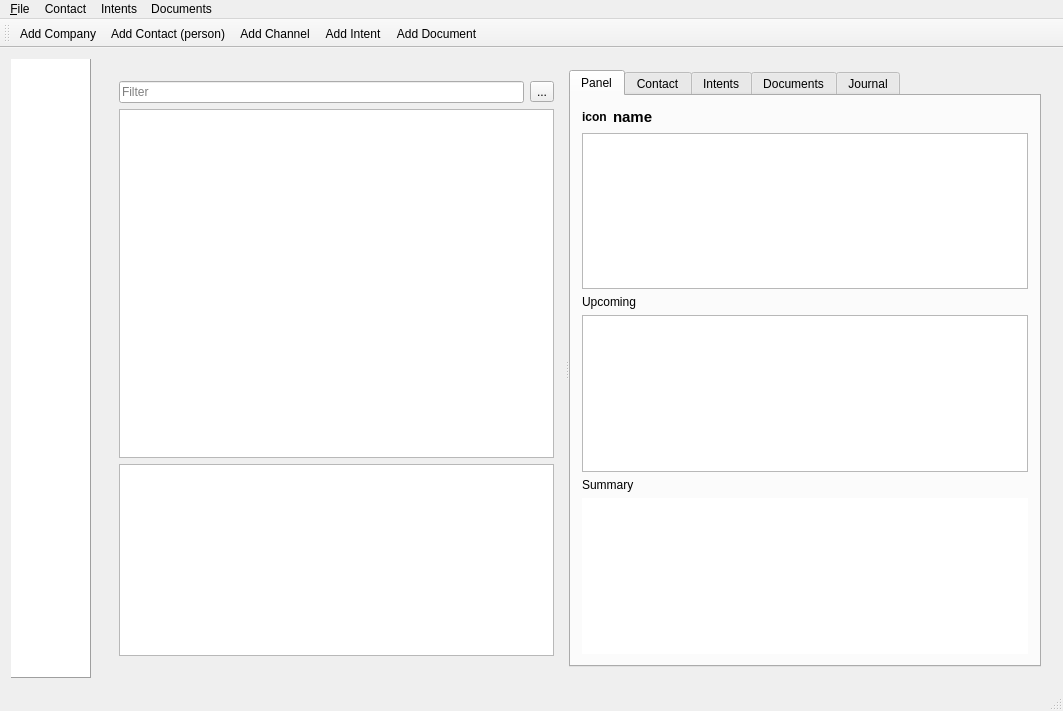
This is ui/mainwindow.ui in jgaa/f-crm as Qt 5 draws it before an edit. The edited form follows.
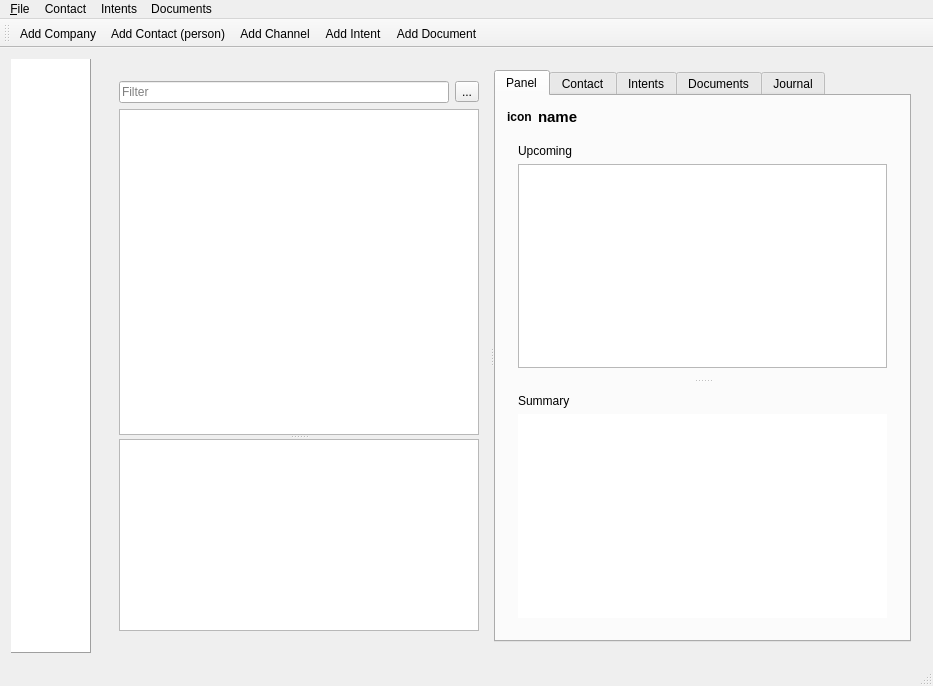
This is the edited form. The open tabs and pages were chosen to show the change. Icons and pictures are not drawn. Custom widgets are drawn as their Qt base class.

Commit message: Switched editing of contacts to mapper.

Patch:
```diff
--- a/ui/mainwindow.ui
+++ b/ui/mainwindow.ui
@@ -6,8 +6,8 @@
    <rect>
     <x>0</x>
     <y>0</y>
-    <width>1063</width>
-    <height>711</height>
+    <width>933</width>
+    <height>686</height>
    </rect>
   </property>
   <property name="windowTitle">
@@ -201,7 +201,7 @@
       <widget class="QWidget" name="page_2">
        <layout class="QHBoxLayout" name="horizontalLayout_12">
         <item>
-         <widget class="QSplitter" name="splitter">
+         <widget class="QSplitter" name="splitter_3">
           <property name="orientation">
            <enum>Qt::Horizontal</enum>
           </property>
@@ -230,6 +230,10 @@
              </layout>
             </item>
             <item>
+             <widget class="QSplitter" name="splitter">
+              <property name="orientation">
+               <enum>Qt::Vertical</enum>
+              </property>
              <widget class="TableViewWithDrop" name="contactsList">
               <property name="sizePolicy">
                <sizepolicy hsizetype="Expanding" vsizetype="Expanding">
@@ -259,8 +263,6 @@
                <bool>false</bool>
               </attribute>
              </widget>
-            </item>
-            <item>
              <widget class="TableViewWithDrop" name="contactPeople">
               <property name="contextMenuPolicy">
                <enum>Qt::CustomContextMenu</enum>
@@ -281,6 +283,7 @@
                <bool>false</bool>
               </attribute>
              </widget>
+             </widget>
             </item>
            </layout>
           </widget>
@@ -389,8 +392,12 @@
               </layout>
              </item>
              <item>
-              <widget class="QPlainTextEdit" name="contactNotes"/>
-             </item>
+              <widget class="QSplitter" name="splitter_2">
+               <property name="orientation">
+                <enum>Qt::Vertical</enum>
+               </property>
+               <widget class="QWidget" name="verticalLayoutWidget">
+                <layout class="QVBoxLayout" name="verticalLayout_3">
              <item>
               <widget class="QLabel" name="label">
                <property name="text">
@@ -423,6 +430,10 @@
                </attribute>
               </widget>
              </item>
+                </layout>
+               </widget>
+               <widget class="QWidget" name="verticalLayoutWidget_3">
+                <layout class="QVBoxLayout" name="verticalLayout_4">
              <item>
               <widget class="QLabel" name="label_2">
                <property name="text">
@@ -442,6 +453,10 @@
              </item>
             </layout>
            </widget>
+              </widget>
+             </item>
+            </layout>
+           </widget>
            <widget class="QWidget" name="contactPage">
             <attribute name="title">
              <string>Contact</string>
@@ -797,7 +812,7 @@
     <rect>
      <x>0</x>
      <y>0</y>
-     <width>1063</width>
+     <width>933</width>
      <height>19</height>
     </rect>
    </property>
```
Left out of the diff: 18 changed lines with no effect on the pictures. Lines whose indentation alone changed are shown as unchanged. The commit also changes 7 other files.
